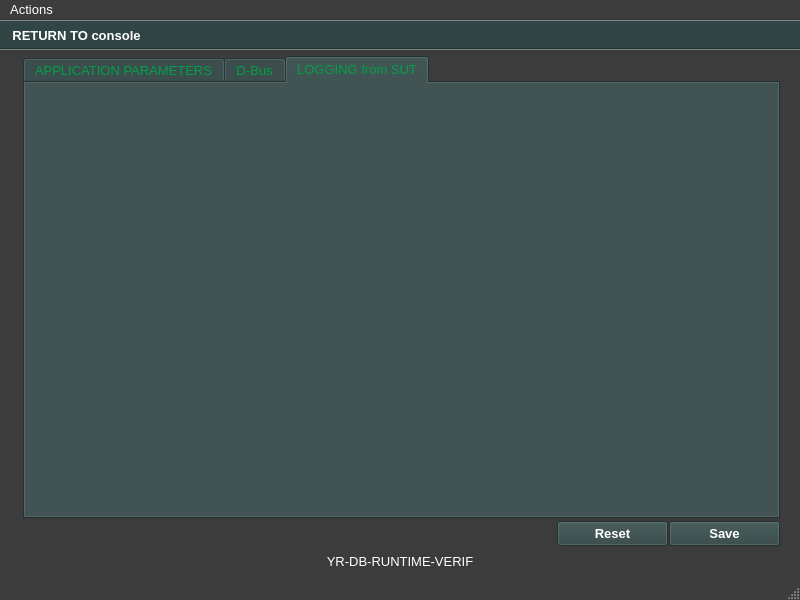
The window that ui/yr-db-runtime-verif-setup-window.ui (yerothd/yr-db-runtime-verif) describes before a commit, drawn with Qt 5.
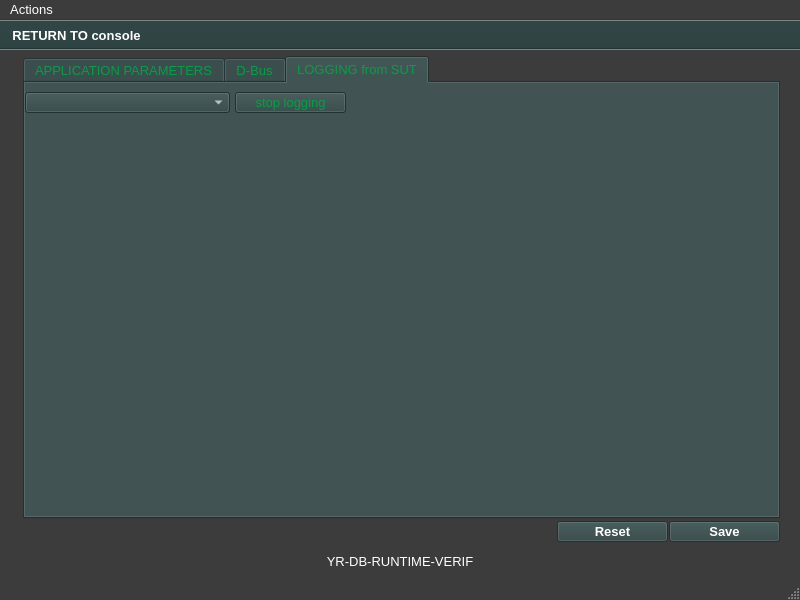
The same window after the commit. The open tabs and pages were chosen to show the change. Icons and pictures are not drawn.

Diff of the .ui file:
```diff
--- a/ui/yr-db-runtime-verif-setup-window.ui
+++ b/ui/yr-db-runtime-verif-setup-window.ui
@@ -2667,6 +2667,1038 @@
      <attribute name="title">
       <string>LOGGING from SUT</string>
      </attribute>
+     <widget class="QComboBox" name="comboBox_SUT_identification">
+      <property name="geometry">
+       <rect>
+        <x>0</x>
+        <y>9</y>
+        <width>205</width>
+        <height>21</height>
+       </rect>
+      </property>
+      <property name="palette">
+       <palette>
+        <active>
+         <colorrole role="WindowText">
+          <brush brushstyle="SolidPattern">
+           <color alpha="255">
+            <red>255</red>
+            <green>255</green>
+            <blue>255</blue>
+           </color>
+          </brush>
+         </colorrole>
+         <colorrole role="Button">
+          <brush brushstyle="SolidPattern">
+           <color alpha="255">
+            <red>47</red>
+            <green>67</green>
+            <blue>67</blue>
+           </color>
+          </brush>
+         </colorrole>
+         <colorrole role="Light">
+          <brush brushstyle="SolidPattern">
+           <color alpha="255">
+            <red>70</red>
+            <green>100</green>
+            <blue>100</blue>
+           </color>
+          </brush>
+         </colorrole>
+         <colorrole role="Midlight">
+          <brush brushstyle="SolidPattern">
+           <color alpha="255">
+            <red>58</red>
+            <green>83</green>
+            <blue>83</blue>
+           </color>
+          </brush>
+         </colorrole>
+         <colorrole role="Dark">
+          <brush brushstyle="SolidPattern">
+           <color alpha="255">
+            <red>23</red>
+            <green>33</green>
+            <blue>33</blue>
+           </color>
+          </brush>
+         </colorrole>
+         <colorrole role="Mid">
+          <brush brushstyle="SolidPattern">
+           <color alpha="255">
+            <red>31</red>
+            <green>44</green>
+            <blue>44</blue>
+           </color>
+          </brush>
+         </colorrole>
+         <colorrole role="Text">
+          <brush brushstyle="SolidPattern">
+           <color alpha="255">
+            <red>255</red>
+            <green>255</green>
+            <blue>255</blue>
+           </color>
+          </brush>
+         </colorrole>
+         <colorrole role="BrightText">
+          <brush brushstyle="SolidPattern">
+           <color alpha="255">
+            <red>255</red>
+            <green>255</green>
+            <blue>255</blue>
+           </color>
+          </brush>
+         </colorrole>
+         <colorrole role="ButtonText">
+          <brush brushstyle="SolidPattern">
+           <color alpha="255">
+            <red>255</red>
+            <green>255</green>
+            <blue>255</blue>
+           </color>
+          </brush>
+         </colorrole>
+         <colorrole role="Base">
+          <brush brushstyle="SolidPattern">
+           <color alpha="255">
+            <red>0</red>
+            <green>0</green>
+            <blue>0</blue>
+           </color>
+          </brush>
+         </colorrole>
+         <colorrole role="Window">
+          <brush brushstyle="SolidPattern">
+           <color alpha="255">
+            <red>47</red>
+            <green>67</green>
+            <blue>67</blue>
+           </color>
+          </brush>
+         </colorrole>
+         <colorrole role="Shadow">
+          <brush brushstyle="SolidPattern">
+           <color alpha="255">
+            <red>0</red>
+            <green>0</green>
+            <blue>0</blue>
+           </color>
+          </brush>
+         </colorrole>
+         <colorrole role="Highlight">
+          <brush brushstyle="SolidPattern">
+           <color alpha="255">
+            <red>0</red>
+            <green>0</green>
+            <blue>0</blue>
+           </color>
+          </brush>
+         </colorrole>
+         <colorrole role="HighlightedText">
+          <brush brushstyle="SolidPattern">
+           <color alpha="255">
+            <red>2</red>
+            <green>160</green>
+            <blue>70</blue>
+           </color>
+          </brush>
+         </colorrole>
+         <colorrole role="AlternateBase">
+          <brush brushstyle="SolidPattern">
+           <color alpha="255">
+            <red>23</red>
+            <green>33</green>
+            <blue>33</blue>
+           </color>
+          </brush>
+         </colorrole>
+         <colorrole role="ToolTipBase">
+          <brush brushstyle="SolidPattern">
+           <color alpha="255">
+            <red>255</red>
+            <green>255</green>
+            <blue>220</blue>
+           </color>
+          </brush>
+         </colorrole>
+         <colorrole role="ToolTipText">
+          <brush brushstyle="SolidPattern">
+           <color alpha="255">
+            <red>0</red>
+            <green>0</green>
+            <blue>0</blue>
+           </color>
+          </brush>
+         </colorrole>
+         <colorrole role="PlaceholderText">
+          <brush brushstyle="NoBrush">
+           <color alpha="128">
+            <red>255</red>
+            <green>255</green>
+            <blue>255</blue>
+           </color>
+          </brush>
+         </colorrole>
+        </active>
+        <inactive>
+         <colorrole role="WindowText">
+          <brush brushstyle="SolidPattern">
+           <color alpha="255">
+            <red>255</red>
+            <green>255</green>
+            <blue>255</blue>
+           </color>
+          </brush>
+         </colorrole>
+         <colorrole role="Button">
+          <brush brushstyle="SolidPattern">
+           <color alpha="255">
+            <red>47</red>
+            <green>67</green>
+            <blue>67</blue>
+           </color>
+          </brush>
+         </colorrole>
+         <colorrole role="Light">
+          <brush brushstyle="SolidPattern">
+           <color alpha="255">
+            <red>70</red>
+            <green>100</green>
+            <blue>100</blue>
+           </color>
+          </brush>
+         </colorrole>
+         <colorrole role="Midlight">
+          <brush brushstyle="SolidPattern">
+           <color alpha="255">
+            <red>58</red>
+            <green>83</green>
+            <blue>83</blue>
+           </color>
+          </brush>
+         </colorrole>
+         <colorrole role="Dark">
+          <brush brushstyle="SolidPattern">
+           <color alpha="255">
+            <red>23</red>
+            <green>33</green>
+            <blue>33</blue>
+           </color>
+          </brush>
+         </colorrole>
+         <colorrole role="Mid">
+          <brush brushstyle="SolidPattern">
+           <color alpha="255">
+            <red>31</red>
+            <green>44</green>
+            <blue>44</blue>
+           </color>
+          </brush>
+         </colorrole>
+         <colorrole role="Text">
+          <brush brushstyle="SolidPattern">
+           <color alpha="255">
+            <red>255</red>
+            <green>255</green>
+            <blue>255</blue>
+           </color>
+          </brush>
+         </colorrole>
+         <colorrole role="BrightText">
+          <brush brushstyle="SolidPattern">
+           <color alpha="255">
+            <red>255</red>
+            <green>255</green>
+            <blue>255</blue>
+           </color>
+          </brush>
+         </colorrole>
+         <colorrole role="ButtonText">
+          <brush brushstyle="SolidPattern">
+           <color alpha="255">
+            <red>255</red>
+            <green>255</green>
+            <blue>255</blue>
+           </color>
+          </brush>
+         </colorrole>
+         <colorrole role="Base">
+          <brush brushstyle="SolidPattern">
+           <color alpha="255">
+            <red>0</red>
+            <green>0</green>
+            <blue>0</blue>
+           </color>
+          </brush>
+         </colorrole>
+         <colorrole role="Window">
+          <brush brushstyle="SolidPattern">
+           <color alpha="255">
+            <red>47</red>
+            <green>67</green>
+            <blue>67</blue>
+           </color>
+          </brush>
+         </colorrole>
+         <colorrole role="Shadow">
+          <brush brushstyle="SolidPattern">
+           <color alpha="255">
+            <red>0</red>
+            <green>0</green>
+            <blue>0</blue>
+           </color>
+          </brush>
+         </colorrole>
+         <colorrole role="Highlight">
+          <brush brushstyle="SolidPattern">
+           <color alpha="255">
+            <red>0</red>
+            <green>0</green>
+            <blue>0</blue>
+           </color>
+          </brush>
+         </colorrole>
+         <colorrole role="HighlightedText">
+          <brush brushstyle="SolidPattern">
+           <color alpha="255">
+            <red>2</red>
+            <green>160</green>
+            <blue>70</blue>
+           </color>
+          </brush>
+         </colorrole>
+         <colorrole role="AlternateBase">
+          <brush brushstyle="SolidPattern">
+           <color alpha="255">
+            <red>23</red>
+            <green>33</green>
+            <blue>33</blue>
+           </color>
+          </brush>
+         </colorrole>
+         <colorrole role="ToolTipBase">
+          <brush brushstyle="SolidPattern">
+           <color alpha="255">
+            <red>255</red>
+            <green>255</green>
+            <blue>220</blue>
+           </color>
+          </brush>
+         </colorrole>
+         <colorrole role="ToolTipText">
+          <brush brushstyle="SolidPattern">
+           <color alpha="255">
+            <red>0</red>
+            <green>0</green>
+            <blue>0</blue>
+           </color>
+          </brush>
+         </colorrole>
+         <colorrole role="PlaceholderText">
+          <brush brushstyle="NoBrush">
+           <color alpha="128">
+            <red>255</red>
+            <green>255</green>
+            <blue>255</blue>
+           </color>
+          </brush>
+         </colorrole>
+        </inactive>
+        <disabled>
+         <colorrole role="WindowText">
+          <brush brushstyle="SolidPattern">
+           <color alpha="255">
+            <red>23</red>
+            <green>33</green>
+            <blue>33</blue>
+           </color>
+          </brush>
+         </colorrole>
+         <colorrole role="Button">
+          <brush brushstyle="SolidPattern">
+           <color alpha="255">
+            <red>47</red>
+            <green>67</green>
+            <blue>67</blue>
+           </color>
+          </brush>
+         </colorrole>
+         <colorrole role="Light">
+          <brush brushstyle="SolidPattern">
+           <color alpha="255">
+            <red>70</red>
+            <green>100</green>
+            <blue>100</blue>
+           </color>
+          </brush>
+         </colorrole>
+         <colorrole role="Midlight">
+          <brush brushstyle="SolidPattern">
+           <color alpha="255">
+            <red>58</red>
+            <green>83</green>
+            <blue>83</blue>
+           </color>
+          </brush>
+         </colorrole>
+         <colorrole role="Dark">
+          <brush brushstyle="SolidPattern">
+           <color alpha="255">
+            <red>23</red>
+            <green>33</green>
+            <blue>33</blue>
+           </color>
+          </brush>
+         </colorrole>
+         <colorrole role="Mid">
+          <brush brushstyle="SolidPattern">
+           <color alpha="255">
+            <red>31</red>
+            <green>44</green>
+            <blue>44</blue>
+           </color>
+          </brush>
+         </colorrole>
+         <colorrole role="Text">
+          <brush brushstyle="SolidPattern">
+           <color alpha="255">
+            <red>23</red>
+            <green>33</green>
+            <blue>33</blue>
+           </color>
+          </brush>
+         </colorrole>
+         <colorrole role="BrightText">
+          <brush brushstyle="SolidPattern">
+           <color alpha="255">
+            <red>255</red>
+            <green>255</green>
+            <blue>255</blue>
+           </color>
+          </brush>
+         </colorrole>
+         <colorrole role="ButtonText">
+          <brush brushstyle="SolidPattern">
+           <color alpha="255">
+            <red>23</red>
+            <green>33</green>
+            <blue>33</blue>
+           </color>
+          </brush>
+         </colorrole>
+         <colorrole role="Base">
+          <brush brushstyle="SolidPattern">
+           <color alpha="255">
+            <red>47</red>
+            <green>67</green>
+            <blue>67</blue>
+           </color>
+          </brush>
+         </colorrole>
+         <colorrole role="Window">
+          <brush brushstyle="SolidPattern">
+           <color alpha="255">
+            <red>47</red>
+            <green>67</green>
+            <blue>67</blue>
+           </color>
+          </brush>
+         </colorrole>
+         <colorrole role="Shadow">
+          <brush brushstyle="SolidPattern">
+           <color alpha="255">
+            <red>0</red>
+            <green>0</green>
+            <blue>0</blue>
+           </color>
+          </brush>
+         </colorrole>
+         <colorrole role="Highlight">
+          <brush brushstyle="SolidPattern">
+           <color alpha="255">
+            <red>145</red>
+            <green>145</green>
+            <blue>145</blue>
+           </color>
+          </brush>
+         </colorrole>
+         <colorrole role="HighlightedText">
+          <brush brushstyle="SolidPattern">
+           <color alpha="255">
+            <red>2</red>
+            <green>160</green>
+            <blue>70</blue>
+           </color>
+          </brush>
+         </colorrole>
+         <colorrole role="AlternateBase">
+          <brush brushstyle="SolidPattern">
+           <color alpha="255">
+            <red>47</red>
+            <green>67</green>
+            <blue>67</blue>
+           </color>
+          </brush>
+         </colorrole>
+         <colorrole role="ToolTipBase">
+          <brush brushstyle="SolidPattern">
+           <color alpha="255">
+            <red>255</red>
+            <green>255</green>
+            <blue>220</blue>
+           </color>
+          </brush>
+         </colorrole>
+         <colorrole role="ToolTipText">
+          <brush brushstyle="SolidPattern">
+           <color alpha="255">
+            <red>0</red>
+            <green>0</green>
+            <blue>0</blue>
+           </color>
+          </brush>
+         </colorrole>
+         <colorrole role="PlaceholderText">
+          <brush brushstyle="NoBrush">
+           <color alpha="128">
+            <red>255</red>
+            <green>255</green>
+            <blue>255</blue>
+           </color>
+          </brush>
+         </colorrole>
+        </disabled>
+       </palette>
+      </property>
+      <property name="font">
+       <font>
+        <pointsize>10</pointsize>
+        <weight>50</weight>
+        <bold>false</bold>
+       </font>
+      </property>
+      <property name="sizeAdjustPolicy">
+       <enum>QComboBox::AdjustToContentsOnFirstShow</enum>
+      </property>
+     </widget>
+     <widget class="QPushButton" name="pushButton_STOP_LOGGING_from">
+      <property name="geometry">
+       <rect>
+        <x>210</x>
+        <y>9</y>
+        <width>111</width>
+        <height>21</height>
+       </rect>
+      </property>
+      <property name="palette">
+       <palette>
+        <active>
+         <colorrole role="WindowText">
+          <brush brushstyle="SolidPattern">
+           <color alpha="255">
+            <red>255</red>
+            <green>255</green>
+            <blue>255</blue>
+           </color>
+          </brush>
+         </colorrole>
+         <colorrole role="Button">
+          <brush brushstyle="SolidPattern">
+           <color alpha="255">
+            <red>47</red>
+            <green>67</green>
+            <blue>67</blue>
+           </color>
+          </brush>
+         </colorrole>
+         <colorrole role="Light">
+          <brush brushstyle="SolidPattern">
+           <color alpha="255">
+            <red>70</red>
+            <green>100</green>
+            <blue>100</blue>
+           </color>
+          </brush>
+         </colorrole>
+         <colorrole role="Midlight">
+          <brush brushstyle="SolidPattern">
+           <color alpha="255">
+            <red>58</red>
+            <green>83</green>
+            <blue>83</blue>
+           </color>
+          </brush>
+         </colorrole>
+         <colorrole role="Dark">
+          <brush brushstyle="SolidPattern">
+           <color alpha="255">
+            <red>23</red>
+            <green>33</green>
+            <blue>33</blue>
+           </color>
+          </brush>
+         </colorrole>
+         <colorrole role="Mid">
+          <brush brushstyle="SolidPattern">
+           <color alpha="255">
+            <red>31</red>
+            <green>44</green>
+            <blue>44</blue>
+           </color>
+          </brush>
+         </colorrole>
+         <colorrole role="Text">
+          <brush brushstyle="SolidPattern">
+           <color alpha="255">
+            <red>255</red>
+            <green>255</green>
+            <blue>255</blue>
+           </color>
+          </brush>
+         </colorrole>
+         <colorrole role="BrightText">
+          <brush brushstyle="SolidPattern">
+           <color alpha="255">
+            <red>255</red>
+            <green>255</green>
+            <blue>255</blue>
+           </color>
+          </brush>
+         </colorrole>
+         <colorrole role="ButtonText">
+          <brush brushstyle="SolidPattern">
+           <color alpha="255">
+            <red>2</red>
+            <green>160</green>
+            <blue>70</blue>
+           </color>
+          </brush>
+         </colorrole>
+         <colorrole role="Base">
+          <brush brushstyle="SolidPattern">
+           <color alpha="255">
+            <red>0</red>
+            <green>0</green>
+            <blue>0</blue>
+           </color>
+          </brush>
+         </colorrole>
+         <colorrole role="Window">
+          <brush brushstyle="SolidPattern">
+           <color alpha="255">
+            <red>47</red>
+            <green>67</green>
+            <blue>67</blue>
+           </color>
+          </brush>
+         </colorrole>
+         <colorrole role="Shadow">
+          <brush brushstyle="SolidPattern">
+           <color alpha="255">
+            <red>0</red>
+            <green>0</green>
+            <blue>0</blue>
+           </color>
+          </brush>
+         </colorrole>
+         <colorrole role="Highlight">
+          <brush brushstyle="SolidPattern">
+           <color alpha="255">
+            <red>0</red>
+            <green>0</green>
+            <blue>0</blue>
+           </color>
+          </brush>
+         </colorrole>
+         <colorrole role="HighlightedText">
+          <brush brushstyle="SolidPattern">
+           <color alpha="255">
+            <red>2</red>
+            <green>160</green>
+            <blue>70</blue>
+           </color>
+          </brush>
+         </colorrole>
+         <colorrole role="AlternateBase">
+          <brush brushstyle="SolidPattern">
+           <color alpha="255">
+            <red>23</red>
+            <green>33</green>
+            <blue>33</blue>
+           </color>
+          </brush>
+         </colorrole>
+         <colorrole role="ToolTipBase">
+          <brush brushstyle="SolidPattern">
+           <color alpha="255">
+            <red>255</red>
+            <green>255</green>
+            <blue>220</blue>
+           </color>
+          </brush>
+         </colorrole>
+         <colorrole role="ToolTipText">
+          <brush brushstyle="SolidPattern">
+           <color alpha="255">
+            <red>0</red>
+            <green>0</green>
+            <blue>0</blue>
+           </color>
+          </brush>
+         </colorrole>
+         <colorrole role="PlaceholderText">
+          <brush brushstyle="NoBrush">
+           <color alpha="128">
+            <red>255</red>
+            <green>255</green>
+            <blue>255</blue>
+           </color>
+          </brush>
+         </colorrole>
+        </active>
+        <inactive>
+         <colorrole role="WindowText">
+          <brush brushstyle="SolidPattern">
+           <color alpha="255">
+            <red>255</red>
+            <green>255</green>
+            <blue>255</blue>
+           </color>
+          </brush>
+         </colorrole>
+         <colorrole role="Button">
+          <brush brushstyle="SolidPattern">
+           <color alpha="255">
+            <red>47</red>
+            <green>67</green>
+            <blue>67</blue>
+           </color>
+          </brush>
+         </colorrole>
+         <colorrole role="Light">
+          <brush brushstyle="SolidPattern">
+           <color alpha="255">
+            <red>70</red>
+            <green>100</green>
+            <blue>100</blue>
+           </color>
+          </brush>
+         </colorrole>
+         <colorrole role="Midlight">
+          <brush brushstyle="SolidPattern">
+           <color alpha="255">
+            <red>58</red>
+            <green>83</green>
+            <blue>83</blue>
+           </color>
+          </brush>
+         </colorrole>
+         <colorrole role="Dark">
+          <brush brushstyle="SolidPattern">
+           <color alpha="255">
+            <red>23</red>
+            <green>33</green>
+            <blue>33</blue>
+           </color>
+          </brush>
+         </colorrole>
+         <colorrole role="Mid">
+          <brush brushstyle="SolidPattern">
+           <color alpha="255">
+            <red>31</red>
+            <green>44</green>
+            <blue>44</blue>
+           </color>
+          </brush>
+         </colorrole>
+         <colorrole role="Text">
+          <brush brushstyle="SolidPattern">
+           <color alpha="255">
+            <red>255</red>
+            <green>255</green>
+            <blue>255</blue>
+           </color>
+          </brush>
+         </colorrole>
+         <colorrole role="BrightText">
+          <brush brushstyle="SolidPattern">
+           <color alpha="255">
+            <red>255</red>
+            <green>255</green>
+            <blue>255</blue>
+           </color>
+          </brush>
+         </colorrole>
+         <colorrole role="ButtonText">
+          <brush brushstyle="SolidPattern">
+           <color alpha="255">
+            <red>2</red>
+            <green>160</green>
+            <blue>70</blue>
+           </color>
+          </brush>
+         </colorrole>
+         <colorrole role="Base">
+          <brush brushstyle="SolidPattern">
+           <color alpha="255">
+            <red>0</red>
+            <green>0</green>
+            <blue>0</blue>
+           </color>
+          </brush>
+         </colorrole>
+         <colorrole role="Window">
+          <brush brushstyle="SolidPattern">
+           <color alpha="255">
+            <red>47</red>
+            <green>67</green>
+            <blue>67</blue>
+           </color>
+          </brush>
+         </colorrole>
+         <colorrole role="Shadow">
+          <brush brushstyle="SolidPattern">
+           <color alpha="255">
+            <red>0</red>
+            <green>0</green>
+            <blue>0</blue>
+           </color>
+          </brush>
+         </colorrole>
+         <colorrole role="Highlight">
+          <brush brushstyle="SolidPattern">
+           <color alpha="255">
+            <red>0</red>
+            <green>0</green>
+            <blue>0</blue>
+           </color>
+          </brush>
+         </colorrole>
+         <colorrole role="HighlightedText">
+          <brush brushstyle="SolidPattern">
+           <color alpha="255">
+            <red>2</red>
+            <green>160</green>
+            <blue>70</blue>
+           </color>
+          </brush>
+         </colorrole>
+         <colorrole role="AlternateBase">
+          <brush brushstyle="SolidPattern">
+           <color alpha="255">
+            <red>23</red>
+            <green>33</green>
+            <blue>33</blue>
+           </color>
+          </brush>
+         </colorrole>
+         <colorrole role="ToolTipBase">
+          <brush brushstyle="SolidPattern">
+           <color alpha="255">
+            <red>255</red>
+            <green>255</green>
+            <blue>220</blue>
+           </color>
+          </brush>
+         </colorrole>
+         <colorrole role="ToolTipText">
+          <brush brushstyle="SolidPattern">
+           <color alpha="255">
+            <red>0</red>
+            <green>0</green>
+            <blue>0</blue>
+           </color>
+          </brush>
+         </colorrole>
+         <colorrole role="PlaceholderText">
+          <brush brushstyle="NoBrush">
+           <color alpha="128">
+            <red>255</red>
+            <green>255</green>
+            <blue>255</blue>
+           </color>
+          </brush>
+         </colorrole>
+        </inactive>
+        <disabled>
+         <colorrole role="WindowText">
+          <brush brushstyle="SolidPattern">
+           <color alpha="255">
+            <red>23</red>
+            <green>33</green>
+            <blue>33</blue>
+           </color>
+          </brush>
+         </colorrole>
+         <colorrole role="Button">
+          <brush brushstyle="SolidPattern">
+           <color alpha="255">
+            <red>47</red>
+            <green>67</green>
+            <blue>67</blue>
+           </color>
+          </brush>
+         </colorrole>
+         <colorrole role="Light">
+          <brush brushstyle="SolidPattern">
+           <color alpha="255">
+            <red>70</red>
+            <green>100</green>
+            <blue>100</blue>
+           </color>
+          </brush>
+         </colorrole>
+         <colorrole role="Midlight">
+          <brush brushstyle="SolidPattern">
+           <color alpha="255">
+            <red>58</red>
+            <green>83</green>
+            <blue>83</blue>
+           </color>
+          </brush>
+         </colorrole>
+         <colorrole role="Dark">
+          <brush brushstyle="SolidPattern">
+           <color alpha="255">
+            <red>23</red>
+            <green>33</green>
+            <blue>33</blue>
+           </color>
+          </brush>
+         </colorrole>
+         <colorrole role="Mid">
+          <brush brushstyle="SolidPattern">
+           <color alpha="255">
+            <red>31</red>
+            <green>44</green>
+            <blue>44</blue>
+           </color>
+          </brush>
+         </colorrole>
+         <colorrole role="Text">
+          <brush brushstyle="SolidPattern">
+           <color alpha="255">
+            <red>23</red>
+            <green>33</green>
+            <blue>33</blue>
+           </color>
+          </brush>
+         </colorrole>
+         <colorrole role="BrightText">
+          <brush brushstyle="SolidPattern">
+           <color alpha="255">
+            <red>255</red>
+            <green>255</green>
+            <blue>255</blue>
+           </color>
+          </brush>
+         </colorrole>
+         <colorrole role="ButtonText">
+          <brush brushstyle="SolidPattern">
+           <color alpha="255">
+            <red>23</red>
+            <green>33</green>
+            <blue>33</blue>
+           </color>
+          </brush>
+         </colorrole>
+         <colorrole role="Base">
+          <brush brushstyle="SolidPattern">
+           <color alpha="255">
+            <red>47</red>
+            <green>67</green>
+            <blue>67</blue>
+           </color>
+          </brush>
+         </colorrole>
+         <colorrole role="Window">
+          <brush brushstyle="SolidPattern">
+           <color alpha="255">
+            <red>47</red>
+            <green>67</green>
+            <blue>67</blue>
+           </color>
+          </brush>
+         </colorrole>
+         <colorrole role="Shadow">
+          <brush brushstyle="SolidPattern">
+           <color alpha="255">
+            <red>0</red>
+            <green>0</green>
+            <blue>0</blue>
+           </color>
+          </brush>
+         </colorrole>
+         <colorrole role="Highlight">
+          <brush brushstyle="SolidPattern">
+           <color alpha="255">
+            <red>145</red>
+            <green>145</green>
+            <blue>145</blue>
+           </color>
+          </brush>
+         </colorrole>
+         <colorrole role="HighlightedText">
+          <brush brushstyle="SolidPattern">
+           <color alpha="255">
+            <red>2</red>
+            <green>160</green>
+            <blue>70</blue>
+           </color>
+          </brush>
+         </colorrole>
+         <colorrole role="AlternateBase">
+          <brush brushstyle="SolidPattern">
+           <color alpha="255">
+            <red>47</red>
+            <green>67</green>
+            <blue>67</blue>
+           </color>
+          </brush>
+         </colorrole>
+         <colorrole role="ToolTipBase">
+          <brush brushstyle="SolidPattern">
+           <color alpha="255">
+            <red>255</red>
+            <green>255</green>
+            <blue>220</blue>
+           </color>
+          </brush>
+         </colorrole>
+         <colorrole role="ToolTipText">
+          <brush brushstyle="SolidPattern">
+           <color alpha="255">
+            <red>0</red>
+            <green>0</green>
+            <blue>0</blue>
+           </color>
+          </brush>
+         </colorrole>
+         <colorrole role="PlaceholderText">
+          <brush brushstyle="NoBrush">
+           <color alpha="128">
+            <red>255</red>
+            <green>255</green>
+            <blue>255</blue>
+           </color>
+          </brush>
+         </colorrole>
+        </disabled>
+       </palette>
+      </property>
+      <property name="font">
+       <font>
+        <pointsize>10</pointsize>
+        <weight>50</weight>
+        <bold>false</bold>
+       </font>
+      </property>
+      <property name="text">
+       <string>stop logging</string>
+      </property>
+     </widget>
     </widget>
    </widget>
    <widget class="QPushButton" name="pushButton_SAVE_parameters">
@@ -2675,7 +3707,7 @@
       <x>669</x>
       <y>471</y>
       <width>111</width>
-      <height>25</height>
+      <height>21</height>
      </rect>
     </property>
     <property name="palette">
@@ -3191,7 +4223,7 @@
       <x>557</x>
       <y>471</y>
       <width>111</width>
-      <height>25</height>
+      <height>21</height>
      </rect>
     </property>
     <property name="palette">
```
Left out of the diff: 539 changed lines with no effect on the pictures.
